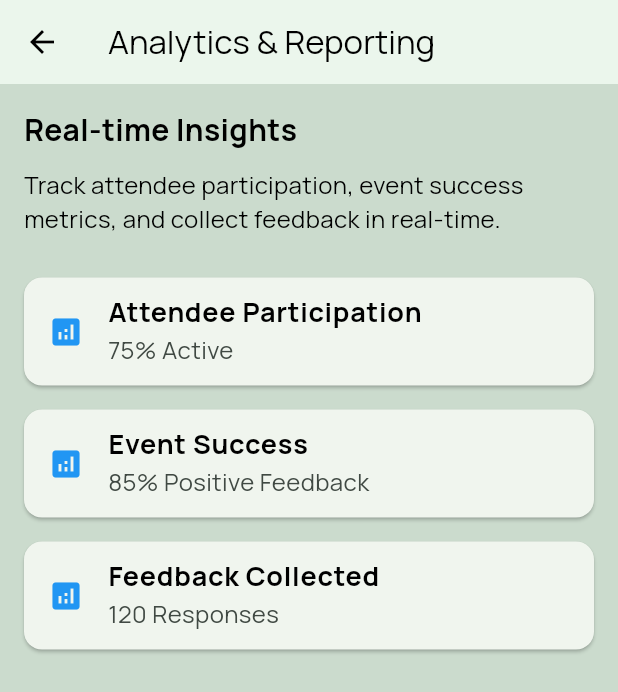
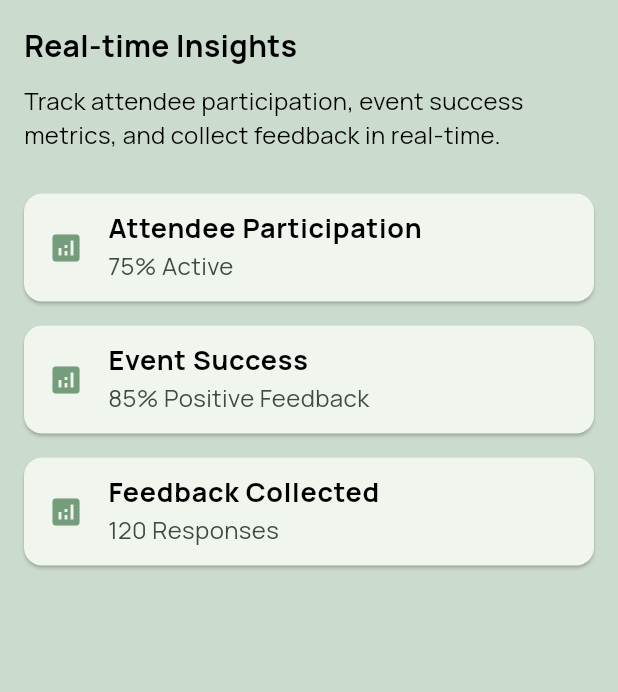
Before and after one commit to annabelzecchel/soen343, a Flutter app: the AnalyticsView screen opened directly, on a phone screen of 412 x 824 dp. Shown: the top 692 px of the screen. Run offline on Flutter 3.47's test engine with Material 3 defaults, Android fonts, the phone set to English and light mode, and no system bars; our stand-ins replace cloud_firestore, file_picker, firebase_auth, firebase_core, firebase_storage, flutter_dotenv and 2 more; accounts and stored records are empty.

Commit message:
some minor changes

```diff
--- a/lib/views/analytics_view.dart
+++ b/lib/views/analytics_view.dart
@@ -5,9 +5,6 @@ class AnalyticsView extends StatelessWidget {
   @override
   Widget build(BuildContext context) {
     return Scaffold(
-      appBar: AppBar(
-        title: Text('Analytics & Reporting'),
-      ),
       body: Padding(
         padding: const EdgeInsets.all(16.0),
         child: Column(
@@ -44,7 +41,7 @@ class AnalyticsView extends StatelessWidget {
       child: ListTile(
         title: Text(title, style: TextStyle(fontWeight: FontWeight.bold)),
         subtitle: Text(value),
-        leading: Icon(Icons.analytics, color: Colors.blue),
+        leading: Icon(Icons.analytics, color: Color.fromARGB(255, 118, 157, 123)),
       ),
     );
   }
```
